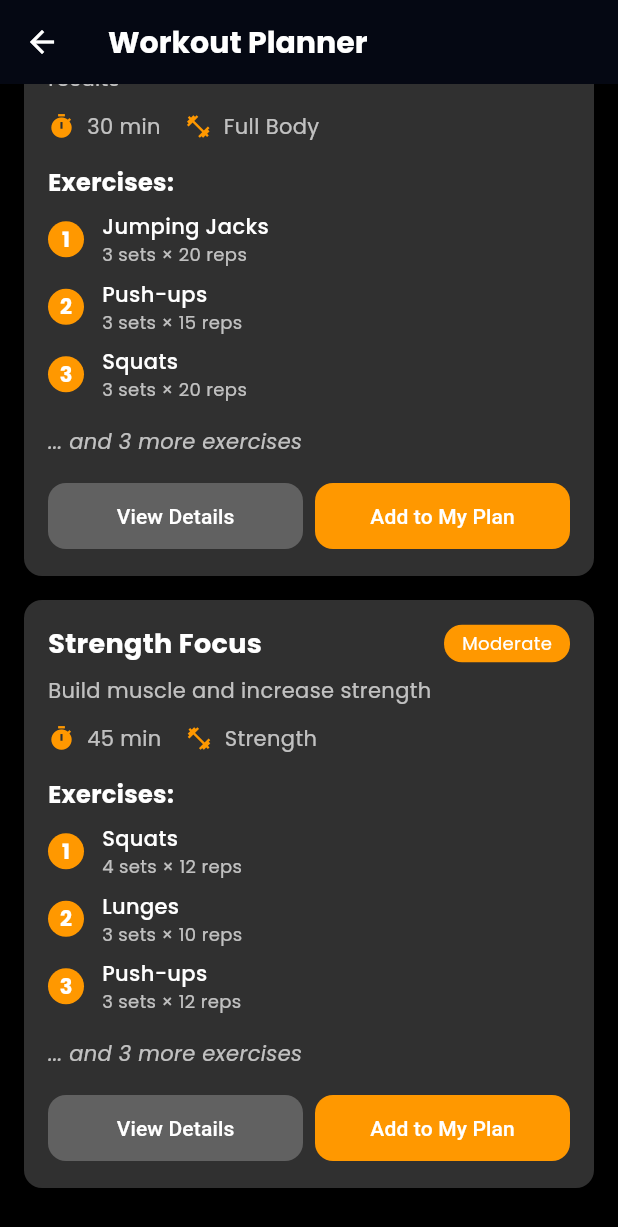
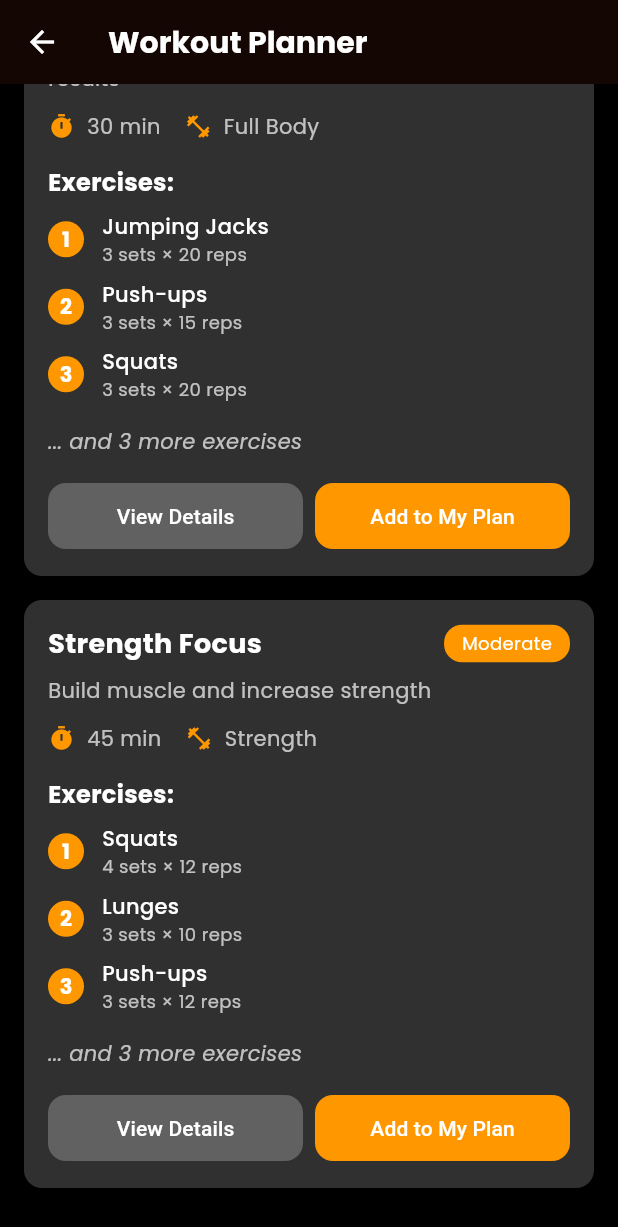
Before and after one commit to IT21300332Savinu/FITGEN, a Flutter app: the WorkoutPlanner screen opened by its route, scrolled down 570 dp, on a phone screen of 412 x 824 dp. Shown: the top 1227 px of the screen. Run offline on Flutter 3.47's test engine with Material 3 defaults, Android fonts, the phone set to English and light mode, and no system bars; our stand-ins replace cloud_firestore, firebase_auth, firebase_core, firebase_storage, flutter_animate, google_fonts and 1 more; accounts and stored records are empty.

Commit message:
change theme

```diff
--- a/medical_guidance_system/lib/theme/app_theme.dart
+++ b/medical_guidance_system/lib/theme/app_theme.dart
@@ -2,10 +2,10 @@ import 'package:flutter/material.dart';
 
 class AppTheme {
   // Colors
-  static const Color primaryColor = Color(0xFF4361EE);
-  static const Color secondaryColor = Color(0xFF3A0CA3);
-  static const Color accentColor = Color(0xFF4CC9F0);
-  static const Color warningColor = Color(0xFFF72585);
+  static const Color primaryColor = Color(0xFFFF5722); // Deep Orange
+  static const Color secondaryColor = Color(0xFFFFA726); // Light Orange
+  static const Color accentColor = Color(0xFFFF9800); // Orange
+  static const Color warningColor = Color(0xFFF57C00);
   static const Color successColor = Color(0xFF4CAF50);
 
   // Light Theme
```
